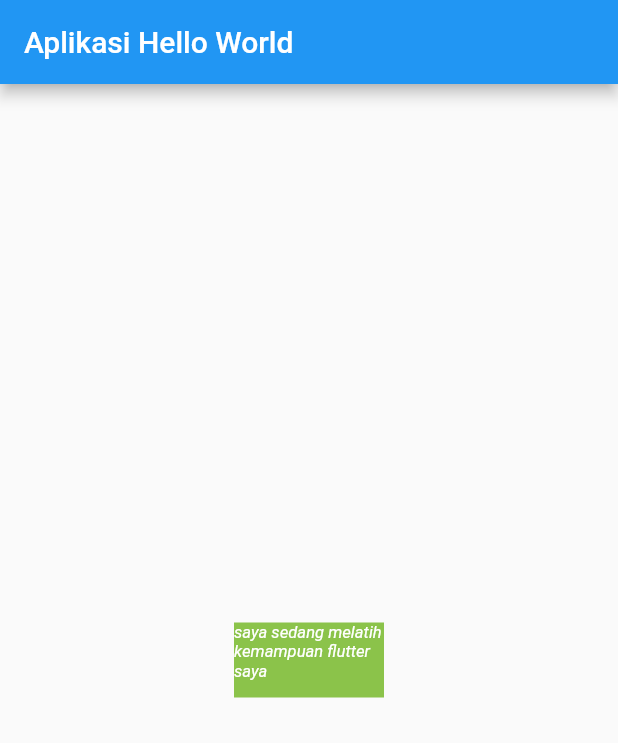
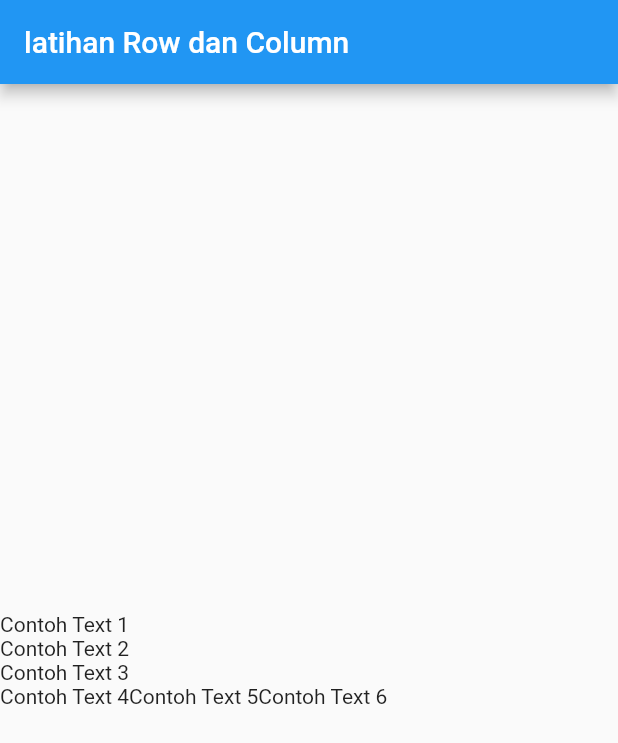
Before and after one commit to nibw/flutter_helloworld, a Flutter app: the screen it shows after launch, on a phone screen of 412 x 824 dp. Shown: the top 743 px of the screen. Run offline on Flutter 3.47's test engine with Material 2 defaults, Android fonts, the light colour scheme and no system bars.

Commit message:
row and column widget

```diff
--- a/lib/main.dart
+++ b/lib/main.dart
@@ -1,9 +1,41 @@
 import 'package:flutter/material.dart';
 
 void main() {
-  runApp(new MyApp());
+  runApp(MyApp());
 }
 
+//====================CHAPTER 1 s/d 3====================
+// ====================text Widgets====================
+// class MyApp extends StatelessWidget {
+//   const MyApp({Key? key}) : super(key: key);
+
+//   @override
+//   Widget build(BuildContext context) {
+//     return MaterialApp(
+//       home: Scaffold(
+//         appBar: AppBar(
+//           title: Text("Aplikasi Hello World"),
+//         ),
+//         body: Center(
+//             child: Container(
+//                 color: Colors.lightGreen,
+//                 width: 100,
+//                 height: 50,
+//                 child: Text(
+//                   "saya sedang melatih kemampuan flutter saya",
+//                   // textAlign: TextAlign.center,
+//                   style: TextStyle(
+//                       color: Colors.white,
+//                       fontStyle: FontStyle.italic,
+//                       fontSize: 11),
+//                 ))),
+//       ),
+//     );
+//   }
+// }
+
+// ====================CHAPTER 4====================
+// ====================Row dan Column Widget====================
 class MyApp extends StatelessWidget {
   const MyApp({Key? key}) : super(key: key);
 
@@ -12,21 +44,25 @@ class MyApp extends StatelessWidget {
     return MaterialApp(
       home: Scaffold(
         appBar: AppBar(
-          title: Text("Aplikasi Hello World"),
+          title: Text("latihan Row dan Column"),
         ),
-        body: Center(
-            child: Container(
-                color: Colors.lightGreen,
-                width: 100,
-                height: 50,
-                child: Text(
-                  "saya sedang melatih kemampuan flutter saya",
-                  // textAlign: TextAlign.center,
-                  style: TextStyle(
-                      color: Colors.white,
-                      fontStyle: FontStyle.italic,
-                      fontSize: 11),
-                ))),
+        // body : column() => untuk text ke bawah, body : row() => untuk text ke samping
+        body: Column(
+          mainAxisAlignment: MainAxisAlignment.center,
+          crossAxisAlignment: CrossAxisAlignment.start,
+          children: <Widget>[
+            Text("Contoh Text 1"),
+            Text("Contoh Text 2"),
+            Text("Contoh Text 3"),
+            Row(
+              children: <Widget>[
+                Text("Contoh Text 4"),
+                Text("Contoh Text 5"),
+                Text("Contoh Text 6"),
+              ],
+            )
+          ],
+        ),
       ),
     );
   }
```
